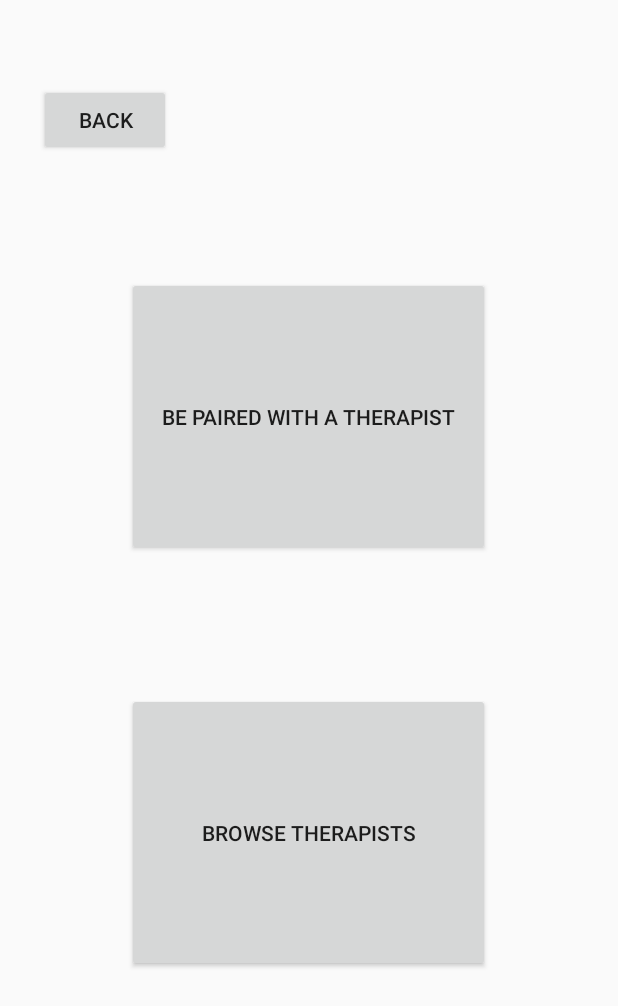
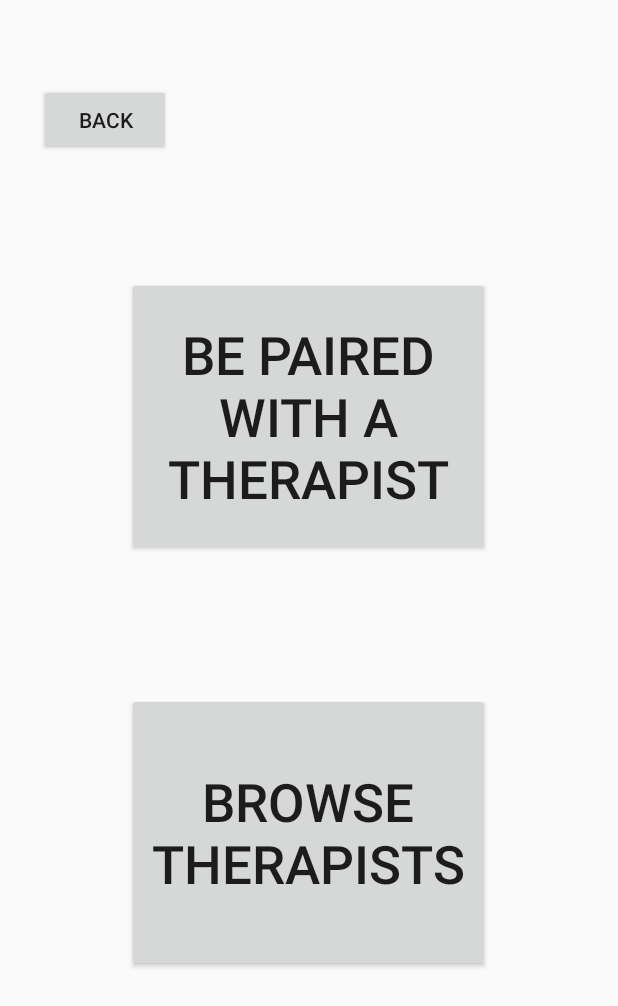
Before and after one commit to meagannguyen/Co-Health, an Android app: the layout activity_talk_to_a_licensed_therapist.xml on its own in the app's theme, with its tools: preview values and no code run, on a phone screen of 412 x 824 dp. Shown: the top 1006 px of the screen. Run offline under Robolectric (Android 15) with nearby library versions, the phone set to English and light mode, and no system bars; Roboto replaces fonts that are not available here.

Commit message:
increased font size of buttons

```diff
--- /dev/null
+++ b/app/src/main/res/layout/activity_support_groups.xml
@@ -0,0 +1,6 @@
+<?xml version="1.0" encoding="utf-8"?>
+<androidx.constraintlayout.widget.ConstraintLayout
+    xmlns:android="http://schemas.android.com/apk/res/android" android:layout_width="match_parent"
+    android:layout_height="match_parent">
+
+</androidx.constraintlayout.widget.ConstraintLayout>
--- a/app/src/main/res/layout/activity_talk_to_a_licensed_therapist.xml
+++ b/app/src/main/res/layout/activity_talk_to_a_licensed_therapist.xml
@@ -11,6 +11,7 @@
         android:layout_height="wrap_content"
         android:layout_marginTop="56dp"
         android:text="Back"
+
         app:layout_constraintBottom_toTopOf="@+id/button"
         app:layout_constraintEnd_toEndOf="parent"
         app:layout_constraintHorizontal_bias="0.08"
@@ -23,6 +24,7 @@
         android:layout_width="242dp"
         android:layout_height="186dp"
         android:text="Browse Therapists"
+        android:textSize="35sp"
         app:layout_constraintBottom_toBottomOf="parent"
         app:layout_constraintEnd_toEndOf="parent"
         app:layout_constraintHorizontal_bias="0.497"
@@ -35,6 +37,7 @@
         android:layout_width="242dp"
         android:layout_height="186dp"
         android:text="Be Paired with a Therapist"
+        android:textSize="35sp"
         app:layout_constraintBottom_toBottomOf="parent"
         app:layout_constraintEnd_toEndOf="parent"
         app:layout_constraintHorizontal_bias="0.497"
```
